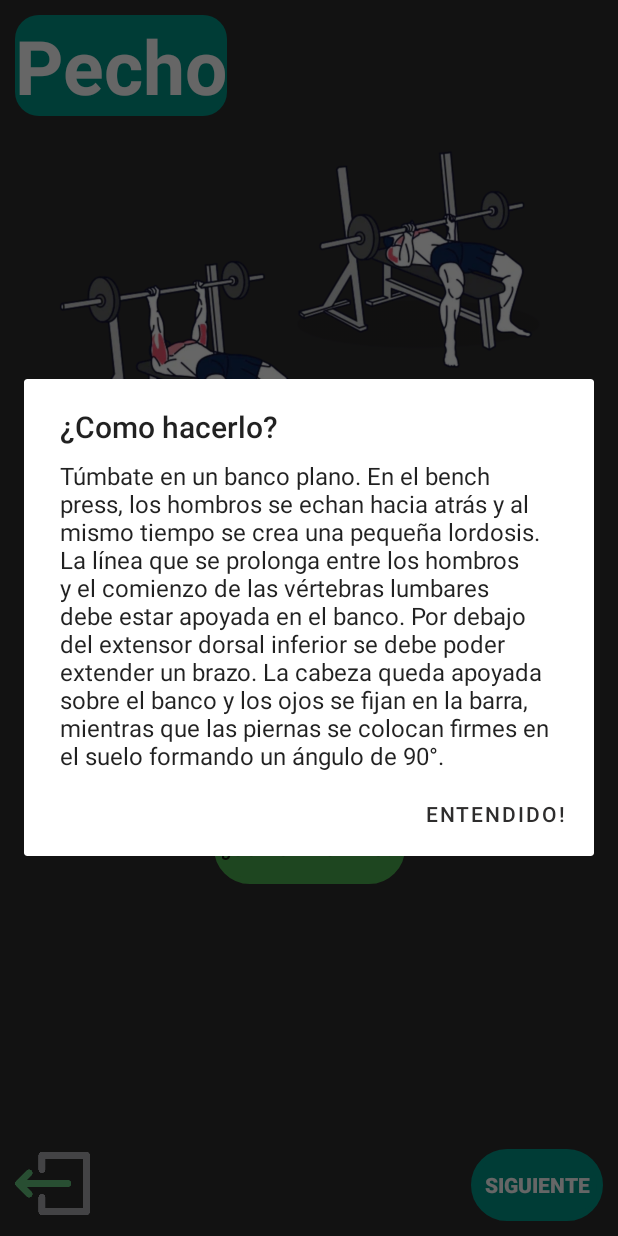
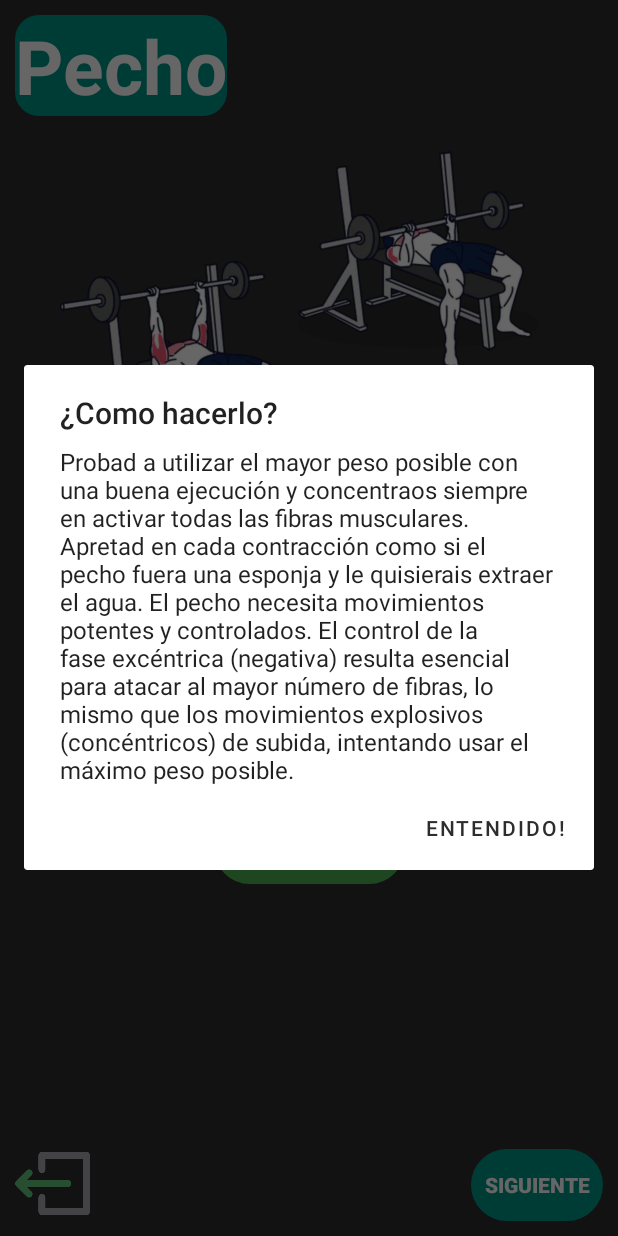
Before and after one commit to Priset/AppGym, an Android app: the ExerciseChestActivity screen opened directly, with no data from a screen before it, after a tap on "¿COMO HACERLO?", on a phone screen of 412 x 824 dp. Run offline under Robolectric (Android 15) with nearby library versions, the light colour scheme and no system bars.

Commit message:
Commit of 16/12/2022 at 03:10 hours change the message of show description

```diff
--- a/app/src/main/java/com/grupoe/runconcola/activity/chestActivity/ExerciseChestActivity.kt
+++ b/app/src/main/java/com/grupoe/runconcola/activity/chestActivity/ExerciseChestActivity.kt
@@ -50,13 +50,13 @@ class ExerciseChestActivity : AppCompatActivity() {
     private fun descriptionChestOne(){
         val builder= AlertDialog.Builder(this)
         builder.setTitle("¿Como hacerlo?")
-        builder.setMessage("Túmbate en un banco plano. En el bench press, los hombros " +
-                "se echan hacia atrás y al mismo tiempo se crea una pequeña lordosis. " +
-                "La línea que se prolonga entre los hombros y el comienzo de las vértebras " +
-                "lumbares debe estar apoyada en el banco. Por debajo del extensor dorsal " +
-                "inferior se debe poder extender un brazo. La cabeza queda apoyada sobre el " +
-                "banco y los ojos se fijan en la barra, mientras que las piernas se colocan " +
-                "firmes en el suelo formando un ángulo de 90°.")
+        builder.setMessage("Probad a utilizar el mayor peso posible con una buena ejecución " +
+                "y concentraos siempre en activar todas las fibras musculares. Apretad en cada " +
+                "contracción como si el pecho fuera una esponja y le quisierais extraer el agua. " +
+                "El pecho necesita movimientos potentes y controlados. El control de la fase " +
+                "excéntrica (negativa) resulta esencial para atacar al mayor número de fibras, " +
+                "lo mismo que los movimientos explosivos (concéntricos) de subida, intentando " +
+                "usar el máximo peso posible.")
         builder.setPositiveButton("Entendido!",null)
         val dialog: AlertDialog =builder.create()
         dialog.show()
```
Also changed, not shown: app/src/main/java/com/grupoe/runconcola/activity/armsActivity/ExerciseArmsActivity.kt (+5 -5 lines), app/src/main/java/com/grupoe/runconcola/activity/backActivity/ExerciseBackActivity.kt (+4 -6 lines), app/src/main/java/com/grupoe/runconcola/activity/legsActivity/ExerciseLegsActivity.kt (+8 -5 lines).
